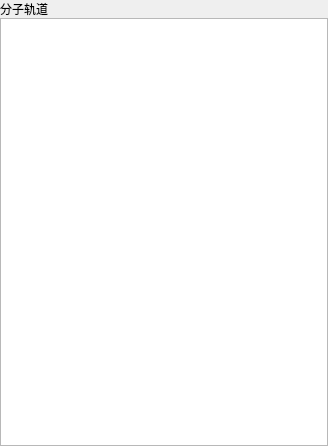
This is app/pages/orbital/orbital.ui in feifeiboys/pywfn as Qt 5 draws it before an edit. The edited form follows.
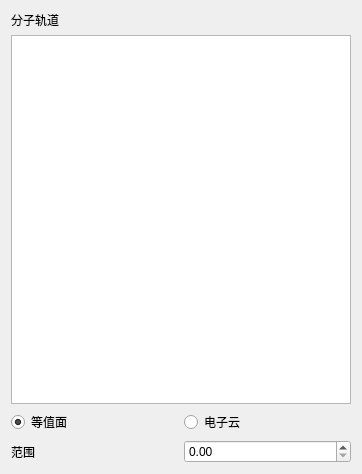
This is the edited form.

Patch:
```diff
--- a/app/pages/orbital/orbital.ui
+++ b/app/pages/orbital/orbital.ui
@@ -6,29 +6,16 @@
    <rect>
     <x>0</x>
     <y>0</y>
-    <width>328</width>
-    <height>446</height>
+    <width>362</width>
+    <height>474</height>
    </rect>
   </property>
   <property name="windowTitle">
    <string>Form</string>
   </property>
+  <layout class="QVBoxLayout" name="verticalLayout_2">
+   <item>
   <layout class="QVBoxLayout" name="verticalLayout">
-   <property name="spacing">
-    <number>0</number>
-   </property>
-   <property name="leftMargin">
-    <number>0</number>
-   </property>
-   <property name="topMargin">
-    <number>0</number>
-   </property>
-   <property name="rightMargin">
-    <number>0</number>
-   </property>
-   <property name="bottomMargin">
-    <number>0</number>
-   </property>
    <item>
     <widget class="QLabel" name="label">
      <property name="text">
@@ -38,6 +25,43 @@
    </item>
    <item>
     <widget class="QListWidget" name="listWidget"/>
+     </item>
+     <item>
+      <layout class="QHBoxLayout" name="horizontalLayout">
+       <item>
+        <widget class="QRadioButton" name="radioButton">
+         <property name="text">
+          <string>等值面</string>
+         </property>
+         <property name="checked">
+          <bool>true</bool>
+         </property>
+        </widget>
+       </item>
+       <item>
+        <widget class="QRadioButton" name="radioButton_2">
+         <property name="text">
+          <string>电子云</string>
+         </property>
+        </widget>
+       </item>
+      </layout>
+     </item>
+     <item>
+      <layout class="QHBoxLayout" name="horizontalLayout_2">
+       <item>
+        <widget class="QLabel" name="label_2">
+         <property name="text">
+          <string>范围</string>
+         </property>
+        </widget>
+       </item>
+       <item>
+        <widget class="QDoubleSpinBox" name="doubleSpinBox"/>
+       </item>
+      </layout>
+     </item>
+    </layout>
    </item>
   </layout>
  </widget>
```
Lines whose indentation alone changed are shown as unchanged.
